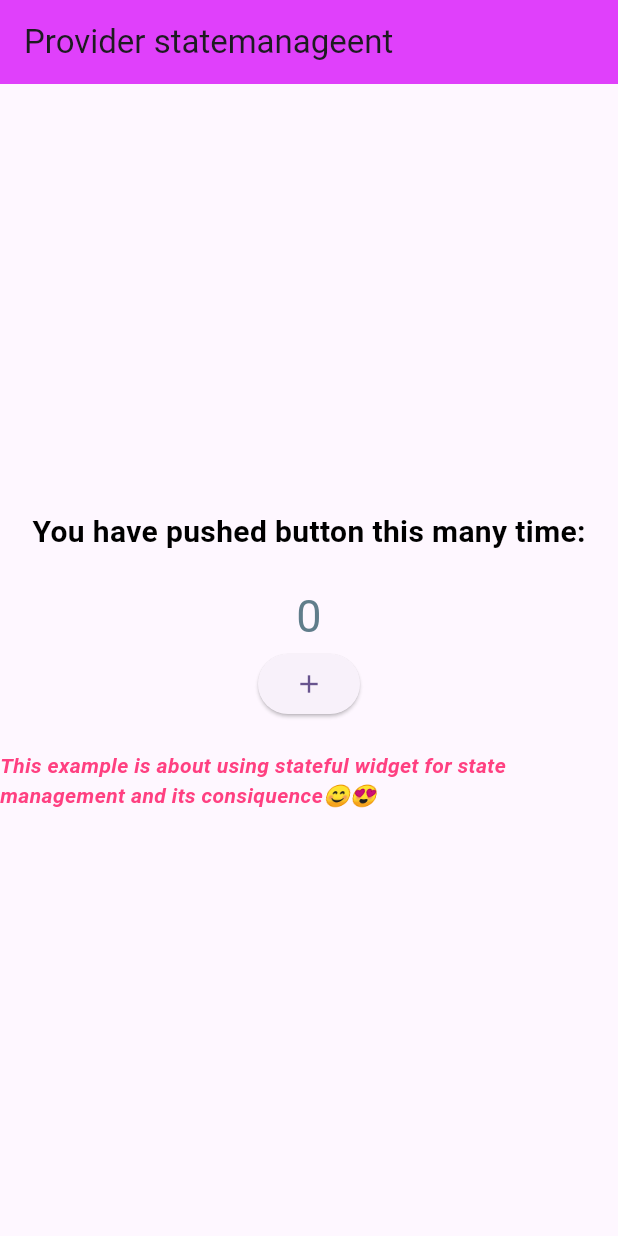
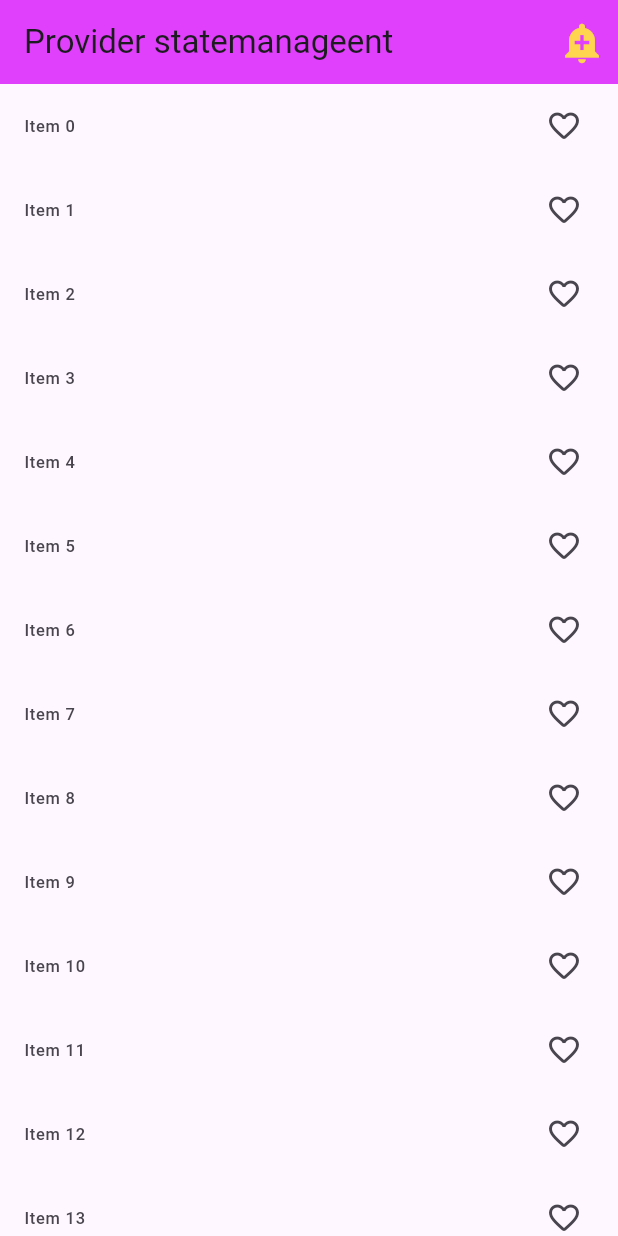
Before and after one commit to findmebyvinay/Provider-State-management, a Flutter app: the screen it shows after launch, on a phone screen of 412 x 824 dp. Run offline on Flutter 3.47's test engine with Material 3 defaults, Android fonts, the phone set to English and light mode, and no system bars; missing offline and left inert: dart:js_interop.

Commit message:
added new state example

```diff
--- a/lib/homepage.dart
+++ b/lib/homepage.dart
@@ -1,4 +1,8 @@
+import 'dart:js_interop';
+
 import 'package:flutter/material.dart';
+
+import 'cartpage.dart';
 class Homepage extends StatefulWidget {
   const Homepage({super.key});
 
@@ -7,46 +11,44 @@ class Homepage extends StatefulWidget {
 }
 
 class _HomepageState extends State<Homepage> {
-  int _counter=0;
-  void incrementCounter(){
-    setState(() {
-      _counter++;
-    });
-  }
+ List <int> SelectedItem=[];
   @override
   Widget build(BuildContext context) {
+    print('reapeated');
     return Scaffold(
       appBar: AppBar(
         title: Text("Provider statemanageent"),
         backgroundColor: Colors.purpleAccent,
-      ),
-      body: Column(
-        mainAxisAlignment: MainAxisAlignment.center,
-        children: [
-          Text("You have pushed button this many time:",
-          style: TextStyle(
-            fontSize: 20,
-            color: Colors.black,
-            fontWeight: FontWeight.bold
-          ),),
-          const SizedBox(height: 20,),
-          Text("$_counter",style: TextStyle(
-            fontSize: 30,
-            color: Colors.blueGrey
-
-          ),),
-          ElevatedButton(onPressed: incrementCounter,
-           child:Icon(Icons.add,size: 20,)),
-
-           const SizedBox(height: 20,),
-           Text("This example is about using stateful widget for state management and its consiquence😊😍",
-           style: TextStyle(
-            color: Colors.pinkAccent,
-            fontWeight: FontWeight.bold,
-            fontStyle: FontStyle.italic
-           ),)
+        actions: [
+          IconButton(onPressed: (){
+            Navigator.push(context, MaterialPageRoute(builder: (context)=>CartPage()));
+          },
+           icon:Icon(Icons.add_alert,size:30,color: Colors.amber[300],))
         ],
       ),
+      body:ListView.builder(
+        itemCount: 50,
+        itemBuilder: (context,index){
+        return ListTile(
+          onTap:(){
+          //SelectedItem.add(index);
+            setState(() {
+              if(SelectedItem.isEmpty){
+                SelectedItem.add(index);
+              }
+              else{
+                SelectedItem.remove(index);
+              }
+            });
+          }
+          ,
+          leading: Text('Item $index'),
+          trailing: Icon(
+            SelectedItem.contains(index)?Icons.favorite:
+            Icons.favorite_outline_rounded),
+
+        );
+      })
     );
   }
 }
```
Also changed, not shown: lib/cartpage.dart (added, +14 -0 lines).
